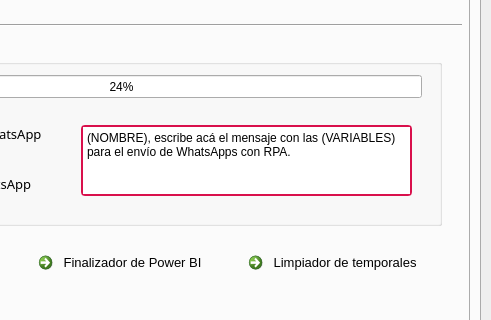
Qt form gui/Project.ui (JU4ND4V1DMM/devops_desktop_syncra) before a commit; both pictures show x 523 to 1014 and y 121 to 441 of the 1014 by 756 pixel window.
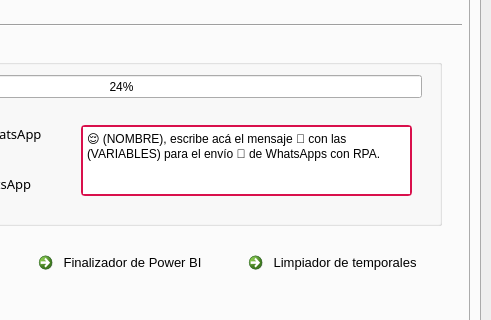
The same form after that commit. Icons and pictures are not drawn.

What changed in the file:
```diff
--- a/gui/Project.ui
+++ b/gui/Project.ui
@@ -1844,7 +1844,7 @@
 }</string>
          </property>
          <property name="plainText">
-          <string>(NOMBRE), escribe acá el mensaje con las (VARIABLES) para el envío de WhatsApps con RPA.</string>
+          <string>😌 (NOMBRE), escribe acá el mensaje 📩 con las (VARIABLES) para el envío 📱 de WhatsApps con RPA.</string>
          </property>
         </widget>
        </widget>
```
Left out of the diff: 38 changed lines with no effect on the pictures.
